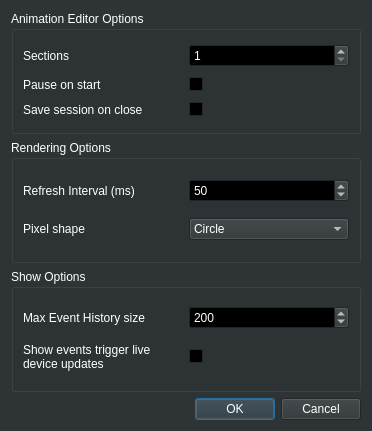
The window that src/dialog/preferencesdialog.ui (8bitbuddhist/PixelMaestro-Studio) describes before a commit, drawn with Qt 5.
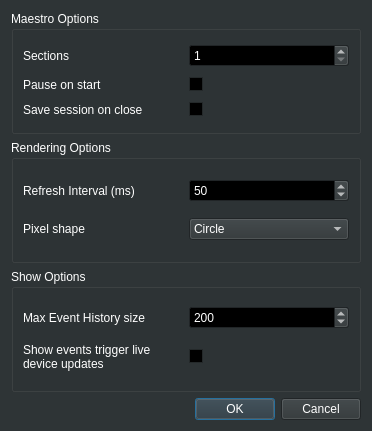
The same window after the commit.

What changed in the file:
```diff
--- a/src/dialog/preferencesdialog.ui
+++ b/src/dialog/preferencesdialog.ui
@@ -521,7 +521,7 @@
    <item row="1" column="0">
     <widget class="QGroupBox" name="animationEditorGroupBox">
      <property name="title">
-      <string>Animation Editor Options</string>
+      <string>Maestro Options</string>
      </property>
      <property name="flat">
       <bool>true</bool>
```
